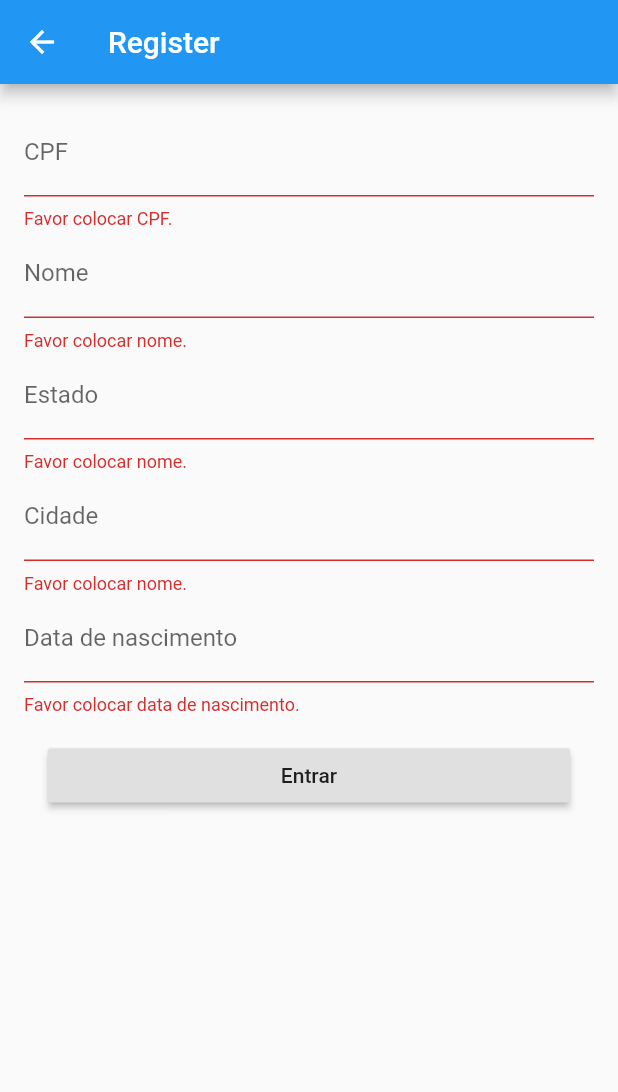
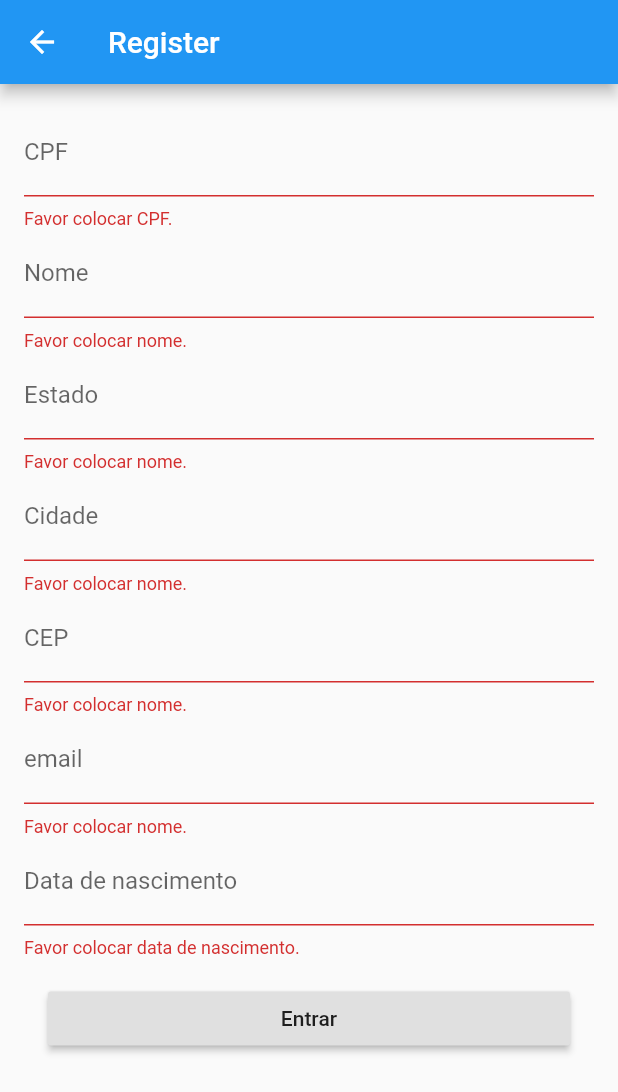
Before and after one commit to InfiniBrains/covid-app, a Flutter app: the Register screen opened by its route, after a tap on "Entrar", on a phone screen of 412 x 824 dp. Shown: the top 1092 px of the screen. Run offline on Flutter 3.47's test engine with Material 2 defaults, Android fonts, the phone set to English and light mode, and no system bars; missing offline and left inert: cpfcnpj.

Commit message:
can register new user

```diff
--- a/lib/models/user.dart
+++ b/lib/models/user.dart
@@ -6,6 +6,7 @@ class User {
   String birth = '';
   String state = '';
   String city = '';
+  String zip = '';
   List<String> reportList = [
     "Tosse",
     "Febre",
--- a/lib/views/register.dart
+++ b/lib/views/register.dart
@@ -66,6 +66,24 @@ class _RegisterState extends State<Register> {
                             onSaved: (val) => setState(() => _user.city = val),
                           ),
                           TextFormField(
+                            decoration: InputDecoration(labelText: 'CEP'),
+                            validator: (value) {
+                              if (value.isEmpty) {
+                                return 'Favor colocar nome.';
+                              }
+                            },
+                            onSaved: (val) => setState(() => _user.zip = val),
+                          ),
+                          TextFormField(
+                            decoration: InputDecoration(labelText: 'email'),
+                            validator: (value) {
+                              if (value.isEmpty) {
+                                return 'Favor colocar nome.';
+                              }
+                            },
+                            onSaved: (val) => setState(() => _user.email = val),
+                          ),
+                          TextFormField(
                               decoration: InputDecoration(
                                   labelText: 'Data de nascimento'),
                               validator: (value) {
@@ -85,6 +103,7 @@ class _RegisterState extends State<Register> {
                                       Request.register(RegisterCredentials(username: _user.cpf, password: _user.cpf, email: _user.email, name: _user.name, cpf: _user.cpf, zip: _user.city));
                                       form.save();
                                       _user.save();
+                                      print(_user.email);
                                       _showDialog(context);
                                     }
                                   },
```
Also changed, not shown: lib/controllers/api.dart (+7 -6 lines).
